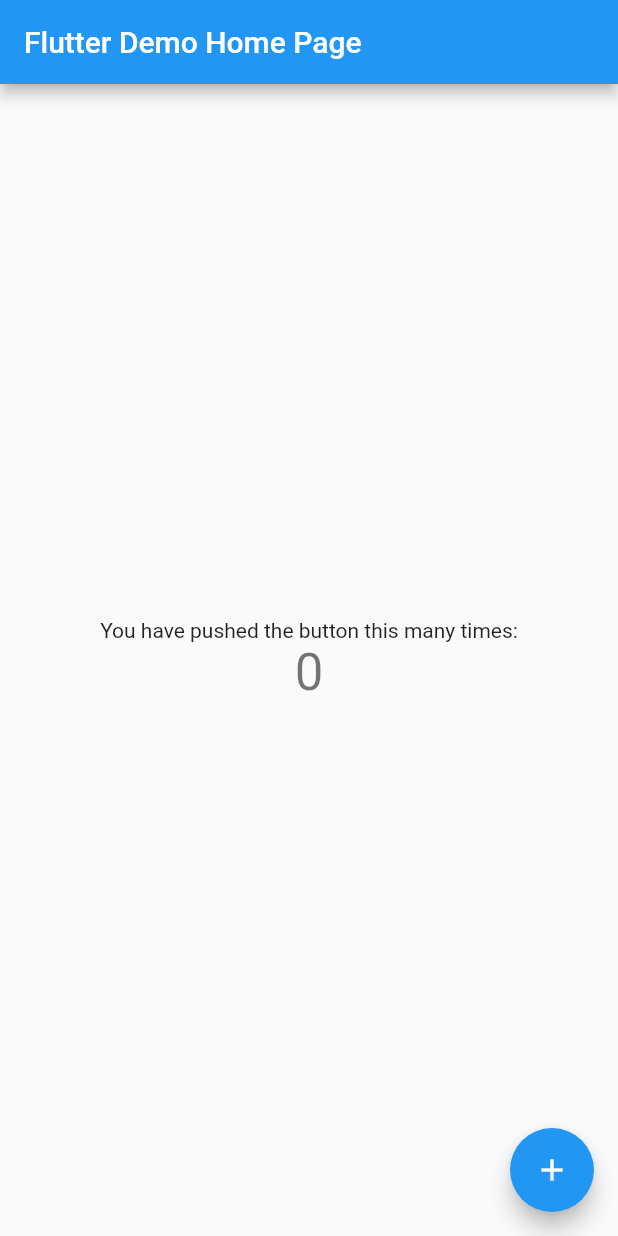
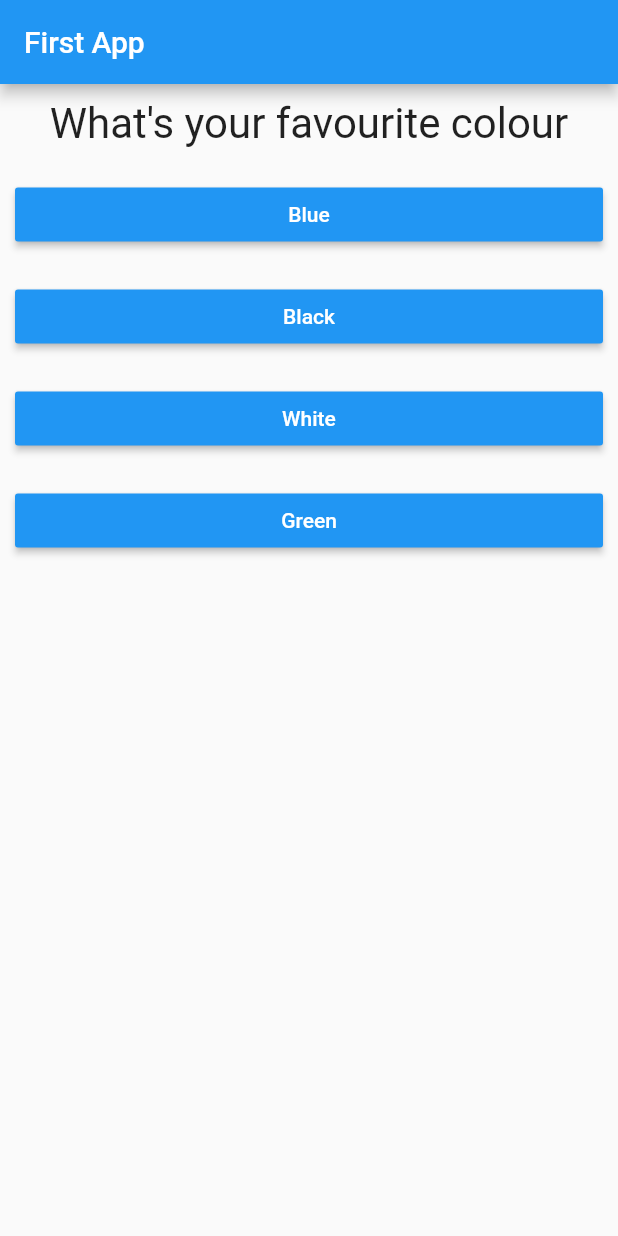
Before and after one commit to D-Alegria/first_flutter_app, a Flutter app: the screen it shows after launch, on a phone screen of 412 x 824 dp. Run offline on Flutter 3.47's test engine with Material 2 defaults, Android fonts, the phone set to English and light mode, and no system bars.

Commit message:
First app

```diff
--- /dev/null
+++ b/lib/answer.dart
@@ -0,0 +1,22 @@
+import 'package:flutter/material.dart';
+
+class Answer extends StatelessWidget {
+  final Function _selectorHandler;
+  final String answer;
+
+  Answer(this._selectorHandler,this.answer);
+
+  @override
+  Widget build(BuildContext context) {
+    return Container(
+      width: double.infinity,
+      margin: EdgeInsets.all(10),
+      child: RaisedButton(
+        child: Text(answer),
+        onPressed: _selectorHandler,
+        color: Colors.blue,
+        textColor: Colors.white,
+      ),
+    );
+  }
+}
--- a/lib/main.dart
+++ b/lib/main.dart
@@ -1,111 +1,84 @@
 import 'package:flutter/material.dart';
+
+import 'quiz.dart';
+import 'result.dart';
+
+// void main(List<String> args) {
+//   runApp(MyApp());
+// }
 
 void main() => runApp(MyApp());
 
-class MyApp extends StatelessWidget {
-  // This widget is the root of your application.
+class MyApp extends StatefulWidget {
+  @override
+  State<StatefulWidget> createState() {
+    return MyAppState();
+  }
+}
+
+class MyAppState extends State<MyApp> {
+  int quest = 0;
+  int totalScore = 0;
+  void _answerQuestion(score) {
+    setState(() {
+      quest++;
+      totalScore += score;
+    });
+    print(quest);
+    print(totalScore);
+  }
+
+  void _resetQuiz() {
+   setState(() {
+      quest = 0;
+    totalScore = 0;
+   });
+  }
+
+  var questions = [
+    {
+      'question': 'What\'s your favourite colour',
+      'answer': [
+        {'text': 'Blue', 'score': 10},
+        {'text': 'Black', 'score': 5},
+        {'text': 'White', 'score': 2},
+        {'text': 'Green', 'score': 1}
+      ]
+    },
+    {
+      'question': 'What\'s your favourite pet',
+      'answer': [
+        {'text': 'DOg', 'score': 15},
+        {'text': 'Cat', 'score': 10},
+        {'text': 'Rabbit', 'score': 5},
+        {'text': 'Fish', 'score': 1}
+      ]
+    },
+    {
+      'question': 'What\'s your favourite company',
+      'answer': [
+        {'text': 'Interswitch', 'score': 5},
+        {'text': 'Microsoft', 'score': 5},
+        {'text': 'Google', 'score': 5},
+        {'text': 'Goldmansachs', 'score': 5}
+      ]
+    }
+  ];
   @override
   Widget build(BuildContext context) {
     return MaterialApp(
-      title: 'Flutter Demo',
-      theme: ThemeData(
-        // This is the theme of your application.
-        //
-        // Try running your application with "flutter run". You'll see the
-        // application has a blue toolbar. Then, without quitting the app, try
-        // changing the primarySwatch below to Colors.green and then invoke
-        // "hot reload" (press "r" in the console where you ran "flutter run",
-        // or simply save your changes to "hot reload" in a Flutter IDE).
-        // Notice that the counter didn't reset back to zero; the application
-        // is not restarted.
-        primarySwatch: Colors.blue,
+      home: Scaffold(
+        appBar: AppBar(
+          title: Text("First App"),
+        ),
+        body: quest < questions.length
+            ? Quiz(
+                answerQuestion: _answerQuestion,
+                quest: quest,
+                questions: questions,
+              )
+            : Result(totalScore, _resetQuiz),
       ),
-      home: MyHomePage(title: 'Flutter Demo Home Page'),
     );
   }
 }
-
-class MyHomePage extends StatefulWidget {
-  MyHomePage({Key key, this.title}) : super(key: key);
-
-  // This widget is the home page of your application. It is stateful, meaning
-  // that it has a State object (defined below) that contains fields that affect
-  // how it looks.
-
-  // This class is the configuration for the state. It holds the values (in this
-  // case the title) provided by the parent (in this case the App widget) and
-  // used by the build method of the State. Fields in a Widget subclass are
-  // always marked "final".
-
-  final String title;
-
-  @override
-  _MyHomePageState createState() => _MyHomePageState();
-}
-
-class _MyHomePageState extends State<MyHomePage> {
-  int _counter = 0;
-
-  void _incrementCounter() {
-    setState(() {
-      // This call to setState tells the Flutter framework that something has
-      // changed in this State, which causes it to rerun the build method below
-      // so that the display can reflect the updated values. If we changed
-      // _counter without calling setState(), then the build method would not be
-      // called again, and so nothing would appear to happen.
-      _counter++;
-    });
-  }
-
-  @override
-  Widget build(BuildContext context) {
-    // This method is rerun every time setState is called, for instance as done
-    // by the _incrementCounter method above.
-    //
-    // The Flutter framework has been optimized to make rerunning build methods
-    // fast, so that you can just rebuild anything that needs updating rather
-    // than having to individually change instances of widgets.
-    return Scaffold(
-      appBar: AppBar(
-        // Here we take the value from the MyHomePage object that was created by
-        // the App.build method, and use it to set our appbar title.
-        title: Text(widget.title),
-      ),
-      body: Center(
-        // Center is a layout widget. It takes a single child and positions it
-        // in the middle of the parent.
-        child: Column(
-          // Column is also a layout widget. It takes a list of children and
-          // arranges them vertically. By default, it sizes itself to fit its
-          // children horizontally, and tries to be as tall as its parent.
-          //
-          // Invoke "debug painting" (press "p" in the console, choose the
-          // "Toggle Debug Paint" action from the Flutter Inspector in Android
-          // Studio, or the "Toggle Debug Paint" command in Visual Studio Code)
-          // to see the wireframe for each widget.
-          //
-          // Column has various properties to control how it sizes itself and
-          // how it positions its children. Here we use mainAxisAlignment to
-          // center the children vertically; the main axis here is the vertical
-          // axis because Columns are vertical (the cross axis would be
-          // horizontal).
-          mainAxisAlignment: MainAxisAlignment.center,
-          children: <Widget>[
-            Text(
-              'You have pushed the button this many times:',
-            ),
-            Text(
-              '$_counter',
-              style: Theme.of(context).textTheme.display1,
-            ),
-          ],
-        ),
-      ),
-      floatingActionButton: FloatingActionButton(
-        onPressed: _incrementCounter,
-        tooltip: 'Increment',
-        child: Icon(Icons.add),
-      ), // This trailing comma makes auto-formatting nicer for build methods.
-    );
-  }
-}
--- /dev/null
+++ b/lib/question.dart
@@ -0,0 +1,19 @@
+import 'package:flutter/material.dart';
+
+class Question extends StatelessWidget {
+  final String question;
+  Question(this.question);
+
+  @override
+  Widget build(BuildContext context) {
+    return Container(
+      width: double.infinity,
+      margin: EdgeInsets.all(10),
+      child: Text(
+        question,
+        style: TextStyle(fontSize: 28),
+        textAlign: TextAlign.center,
+      ),
+    );
+  }
+}
--- /dev/null
+++ b/lib/quiz.dart
@@ -0,0 +1,24 @@
+import 'package:flutter/material.dart';
+
+import 'answer.dart';
+import 'question.dart';
+
+class Quiz extends StatelessWidget {
+  final List<Map<String,Object>> questions;
+  final Function answerQuestion;
+  final int quest;
+
+  Quiz({this.answerQuestion,this.quest,this.questions});
+
+  @override
+  Widget build(BuildContext context) {
+    return Column(
+      children: <Widget>[
+        Question(questions[quest]['question']),
+        ...(questions[quest]['answer'] as List<Map<String,Object>>).map((answer) {
+          return Answer(()=>answerQuestion(answer['score']), answer['text']);
+        }).toList(),
+      ],
+    );
+  }
+}
--- /dev/null
+++ b/lib/result.dart
@@ -0,0 +1,29 @@
+import 'package:flutter/material.dart';
+
+class Result extends StatelessWidget {
+  final int result;
+  final Function reset;
+
+  Result(this.result, this.reset);
+
+  @override
+  Widget build(BuildContext context) {
+    return Center(
+      child: Column(
+        children: <Widget>[
+          Text(
+            "You did it. \n $result",
+            style: TextStyle(
+                fontSize: 36, color: Colors.red, fontWeight: FontWeight.bold),
+            textAlign: TextAlign.center,
+          ),
+          RaisedButton(
+            child: Text("RESET",),
+            onPressed: reset,
+            color: Colors.blue,
+          )
+        ],
+      ),
+    );
+  }
+}
```
